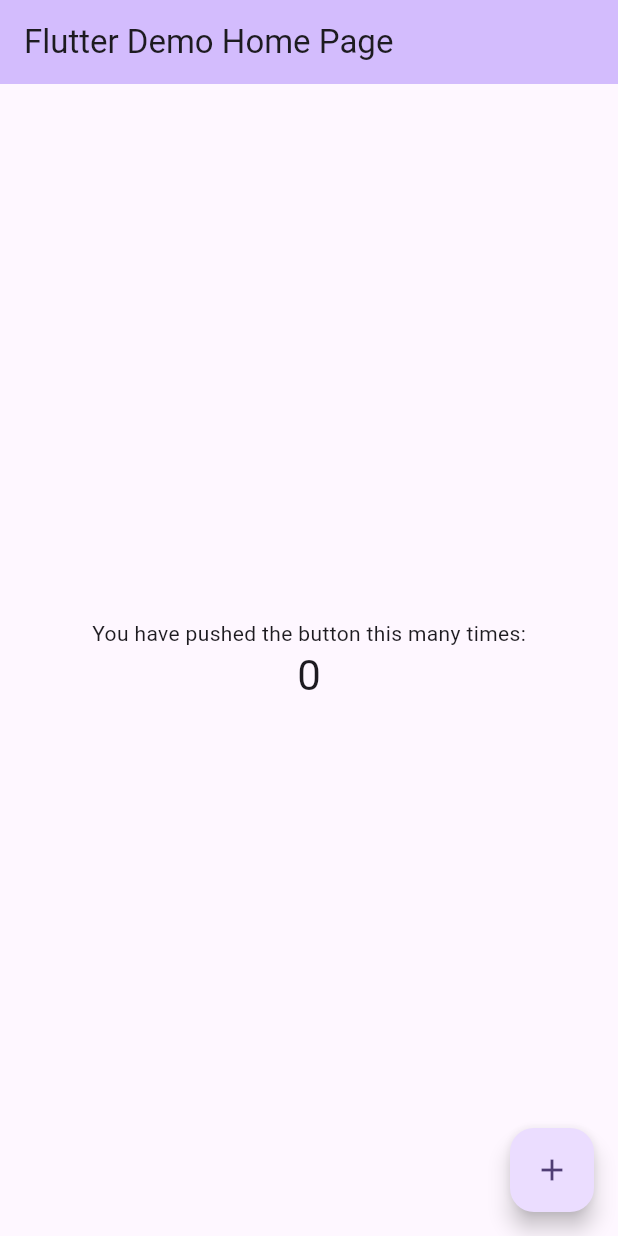
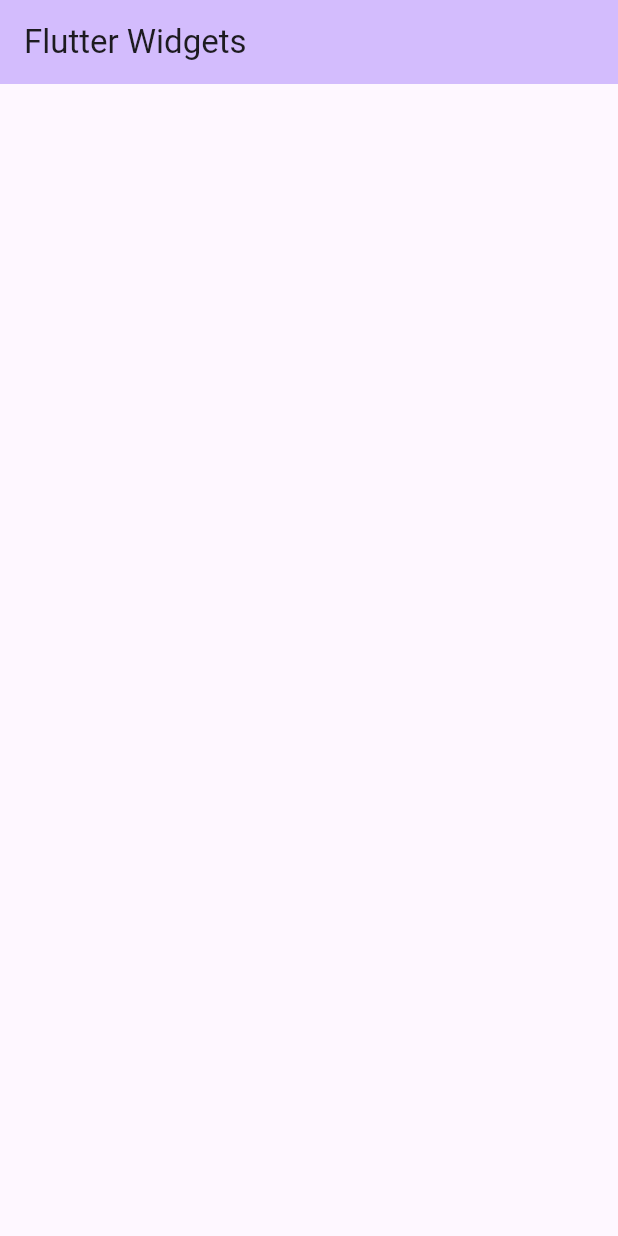
Before and after one commit to SERENGOKYILDIZ/FLUTTER_ANDROID_WIDGETS, a Flutter app: the screen it shows after launch, on a phone screen of 412 x 824 dp. Run offline on Flutter 3.47's test engine with Material 3 defaults, Android fonts, the phone set to English and light mode, and no system bars.

Commit message:
Removed comment lines

```diff
--- a/lib/main.dart
+++ b/lib/main.dart
@@ -7,116 +7,40 @@
 class MyApp extends StatelessWidget {
   const MyApp({super.key});
 
-  // This widget is the root of your application.
   @override
   Widget build(BuildContext context) {
     return MaterialApp(
       title: 'Flutter Demo',
       theme: ThemeData(
-        // This is the theme of your application.
-        //
-        // TRY THIS: Try running your application with "flutter run". You'll see
-        // the application has a purple toolbar. Then, without quitting the app,
-        // try changing the seedColor in the colorScheme below to Colors.green
-        // and then invoke "hot reload" (save your changes or press the "hot
-        // reload" button in a Flutter-supported IDE, or press "r" if you used
-        // the command line to start the app).
-        //
-        // Notice that the counter didn't reset back to zero; the application
-        // state is not lost during the reload. To reset the state, use hot
-        // restart instead.
-        //
-        // This works for code too, not just values: Most code changes can be
-        // tested with just a hot reload.
         colorScheme: ColorScheme.fromSeed(seedColor: Colors.deepPurple),
       ),
-      home: const MyHomePage(title: 'Flutter Demo Home Page'),
+      home: const MyHomePage(title: 'Flutter Widgets'),
     );
   }
 }
 
 class MyHomePage extends StatefulWidget {
   const MyHomePage({super.key, required this.title});
-
-  // This widget is the home page of your application. It is stateful, meaning
-  // that it has a State object (defined below) that contains fields that affect
-  // how it looks.
-
-  // This class is the configuration for the state. It holds the values (in this
-  // case the title) provided by the parent (in this case the App widget) and
-  // used by the build method of the State. Fields in a Widget subclass are
-  // always marked "final".
-
   final String title;
-
   @override
   State<MyHomePage> createState() => _MyHomePageState();
 }
 
 class _MyHomePageState extends State<MyHomePage> {
-  int _counter = 0;
-
-  void _incrementCounter() {
-    setState(() {
-      // This call to setState tells the Flutter framework that something has
-      // changed in this State, which causes it to rerun the build method below
-      // so that the display can reflect the updated values. If we changed
-      // _counter without calling setState(), then the build method would not be
-      // called again, and so nothing would appear to happen.
-      _counter++;
-    });
-  }
-
   @override
   Widget build(BuildContext context) {
-    // This method is rerun every time setState is called, for instance as done
-    // by the _incrementCounter method above.
-    //
-    // The Flutter framework has been optimized to make rerunning build methods
-    // fast, so that you can just rebuild anything that needs updating rather
-    // than having to individually change instances of widgets.
     return Scaffold(
       appBar: AppBar(
-        // TRY THIS: Try changing the color here to a specific color (to
-        // Colors.amber, perhaps?) and trigger a hot reload to see the AppBar
-        // change color while the other colors stay the same.
         backgroundColor: Theme.of(context).colorScheme.inversePrimary,
-        // Here we take the value from the MyHomePage object that was created by
-        // the App.build method, and use it to set our appbar title.
         title: Text(widget.title),
       ),
       body: Center(
-        // Center is a layout widget. It takes a single child and positions it
-        // in the middle of the parent.
         child: Column(
-          // Column is also a layout widget. It takes a list of children and
-          // arranges them vertically. By default, it sizes itself to fit its
-          // children horizontally, and tries to be as tall as its parent.
-          //
-          // Column has various properties to control how it sizes itself and
-          // how it positions its children. Here we use mainAxisAlignment to
-          // center the children vertically; the main axis here is the vertical
-          // axis because Columns are vertical (the cross axis would be
-          // horizontal).
-          //
-          // TRY THIS: Invoke "debug painting" (choose the "Toggle Debug Paint"
-          // action in the IDE, or press "p" in the console), to see the
-          // wireframe for each widget.
           mainAxisAlignment: MainAxisAlignment.center,
           children: <Widget>[
-            const Text('You have pushed the button this many times:'),
-            Text(
-              '$_counter',
-              style: Theme.of(context).textTheme.headlineMedium,
-            ),
           ],
         ),
       ),
-      floatingActionButton: FloatingActionButton(
-        onPressed: _incrementCounter,
-        tooltip: 'Increment',
-        child: const Icon(Icons.add),
-      ), // This trailing comma makes auto-formatting nicer for build methods.
     );
   }
 }
```
